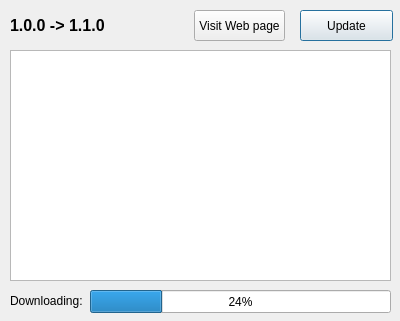
The window that ui/dialogs/UpdateDialog.ui (cegui/ceed-cpp) describes before a commit, drawn with Qt 5.
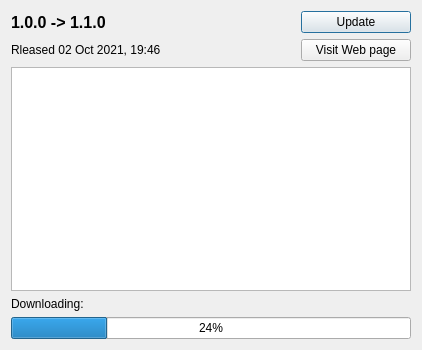
The same window after the commit.

What changed in the file:
```diff
--- a/ui/dialogs/UpdateDialog.ui
+++ b/ui/dialogs/UpdateDialog.ui
@@ -6,21 +6,25 @@
    <rect>
     <x>0</x>
     <y>0</y>
-    <width>400</width>
-    <height>321</height>
+    <width>422</width>
+    <height>350</height>
    </rect>
   </property>
   <property name="windowTitle">
    <string>Update available</string>
   </property>
+  <layout class="QVBoxLayout" name="verticalLayout">
+   <item>
+    <layout class="QHBoxLayout" name="hlTop" stretch="3,1">
+     <item>
+      <layout class="QVBoxLayout" name="vlTopLabels">
+       <item>
   <widget class="QLabel" name="lblVersions">
-   <property name="geometry">
-    <rect>
-     <x>10</x>
-     <y>10</y>
-     <width>151</width>
-     <height>31</height>
-    </rect>
+         <property name="sizePolicy">
+          <sizepolicy hsizetype="Preferred" vsizetype="Preferred">
+           <horstretch>0</horstretch>
+           <verstretch>0</verstretch>
+          </sizepolicy>
    </property>
    <property name="font">
     <font>
@@ -33,68 +37,103 @@
     <string>1.0.0 -&gt; 1.1.0</string>
    </property>
   </widget>
-  <widget class="QTextEdit" name="txtReleaseNotes">
-   <property name="geometry">
-    <rect>
-     <x>10</x>
-     <y>50</y>
-     <width>381</width>
-     <height>231</height>
-    </rect>
-   </property>
-  </widget>
+       </item>
+       <item>
+        <widget class="QLabel" name="lblReleaseDate">
+         <property name="text">
+          <string>Rleased 02 Oct 2021, 19:46</string>
+         </property>
+        </widget>
+       </item>
+      </layout>
+     </item>
+     <item>
+      <layout class="QVBoxLayout" name="vlTopButtons">
+       <item>
   <widget class="QPushButton" name="btnUpdate">
-   <property name="geometry">
-    <rect>
-     <x>300</x>
-     <y>10</y>
-     <width>93</width>
-     <height>31</height>
-    </rect>
+         <property name="sizePolicy">
+          <sizepolicy hsizetype="Minimum" vsizetype="Fixed">
+           <horstretch>0</horstretch>
+           <verstretch>0</verstretch>
+          </sizepolicy>
+         </property>
+         <property name="minimumSize">
+          <size>
+           <width>110</width>
+           <height>0</height>
+          </size>
+         </property>
+         <property name="maximumSize">
+          <size>
+           <width>130</width>
+           <height>16777215</height>
+          </size>
    </property>
    <property name="text">
     <string>Update</string>
    </property>
   </widget>
+       </item>
+       <item>
+        <widget class="QPushButton" name="btnWeb">
+         <property name="sizePolicy">
+          <sizepolicy hsizetype="Minimum" vsizetype="Fixed">
+           <horstretch>0</horstretch>
+           <verstretch>0</verstretch>
+          </sizepolicy>
+         </property>
+         <property name="minimumSize">
+          <size>
+           <width>110</width>
+           <height>0</height>
+          </size>
+         </property>
+         <property name="maximumSize">
+          <size>
+           <width>130</width>
+           <height>16777215</height>
+          </size>
+         </property>
+         <property name="text">
+          <string>Visit Web page</string>
+         </property>
+        </widget>
+       </item>
+      </layout>
+     </item>
+    </layout>
+   </item>
+   <item>
+    <widget class="QTextEdit" name="txtReleaseNotes">
+     <property name="minimumSize">
+      <size>
+       <width>400</width>
+       <height>200</height>
+      </size>
+     </property>
+     <property name="font">
+      <font>
+       <pointsize>10</pointsize>
+       <stylestrategy>PreferAntialias</stylestrategy>
+      </font>
+     </property>
+    </widget>
+   </item>
+   <item>
+    <widget class="QLabel" name="lblStatus">
+     <property name="text">
+      <string>Downloading:</string>
+     </property>
+    </widget>
+   </item>
+   <item>
   <widget class="QProgressBar" name="progressBar">
-   <property name="geometry">
-    <rect>
-     <x>90</x>
-     <y>290</y>
-     <width>301</width>
-     <height>23</height>
-    </rect>
-   </property>
    <property name="value">
     <number>24</number>
    </property>
   </widget>
-  <widget class="QLabel" name="label">
-   <property name="geometry">
-    <rect>
-     <x>10</x>
-     <y>290</y>
-     <width>81</width>
-     <height>21</height>
-    </rect>
-   </property>
-   <property name="text">
-    <string>Downloading:</string>
-   </property>
-  </widget>
-  <widget class="QPushButton" name="btnWeb">
-   <property name="geometry">
-    <rect>
-     <x>194</x>
-     <y>10</y>
-     <width>91</width>
-     <height>31</height>
-    </rect>
-   </property>
-   <property name="text">
-    <string>Visit Web page</string>
-   </property>
-  </widget>
+   </item>
+  </layout>
  </widget>
  <resources/>
  <connections/>
```
Lines whose indentation alone changed are shown as unchanged.
